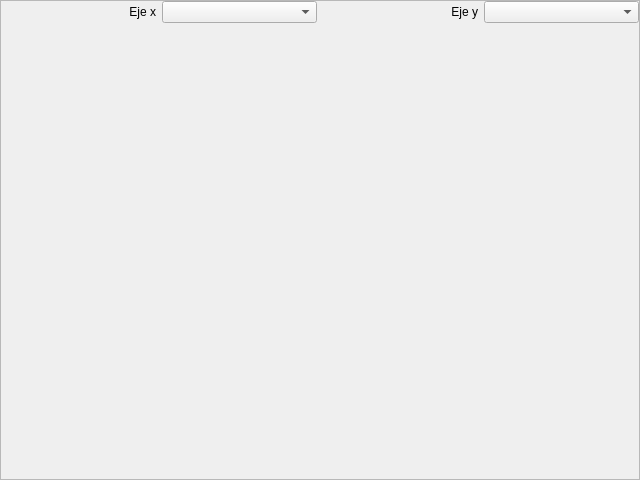
This is ui_src/FS/VisualEvaluation.ui in elagabalus01/myner as Qt 5 draws it before an edit. The edited form follows.
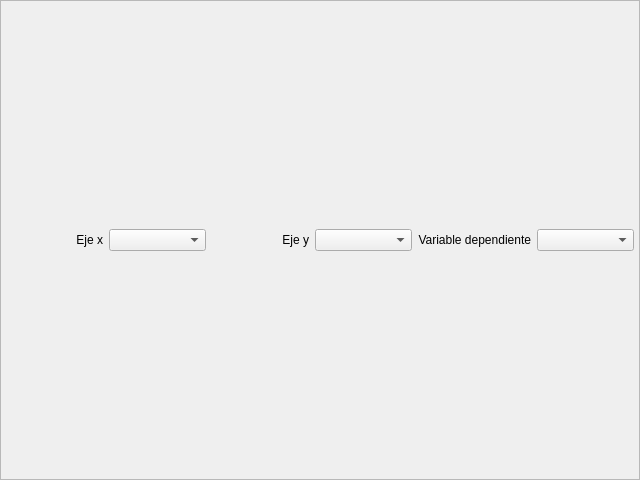
This is the edited form.

What changed in the file:
```diff
--- a/ui_src/FS/VisualEvaluation.ui
+++ b/ui_src/FS/VisualEvaluation.ui
@@ -42,16 +42,16 @@
       </property>
       <layout class="QGridLayout" name="scroll_grid">
        <property name="leftMargin">
-        <number>0</number>
+        <number>5</number>
        </property>
        <property name="topMargin">
-        <number>0</number>
+        <number>5</number>
        </property>
        <property name="rightMargin">
-        <number>0</number>
+        <number>5</number>
        </property>
        <property name="bottomMargin">
-        <number>0</number>
+        <number>5</number>
        </property>
        <item row="0" column="3">
         <widget class="QComboBox" name="eje_y_box"/>
@@ -85,8 +85,18 @@
          </property>
         </widget>
        </item>
-       <item row="1" column="0" colspan="4">
-        <widget class="QWidget" name="widget" native="true"/>
+       <item row="0" column="4">
+        <widget class="QLabel" name="label_3">
+         <property name="text">
+          <string>Variable dependiente</string>
+         </property>
+         <property name="alignment">
+          <set>Qt::AlignRight|Qt::AlignTrailing|Qt::AlignVCenter</set>
+         </property>
+        </widget>
+       </item>
+       <item row="0" column="5">
+        <widget class="QComboBox" name="dependiente_box"/>
        </item>
       </layout>
      </widget>
```
Left out of the diff: 8 changed lines with no effect on the pictures.
